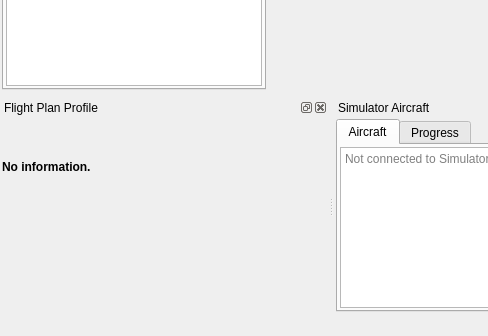
Qt form src/gui/mainwindow.ui (albar965/littlenavmap) before a commit; both pictures show x 0 to 488 and y 432 to 768 of the 1280 by 768 pixel window.
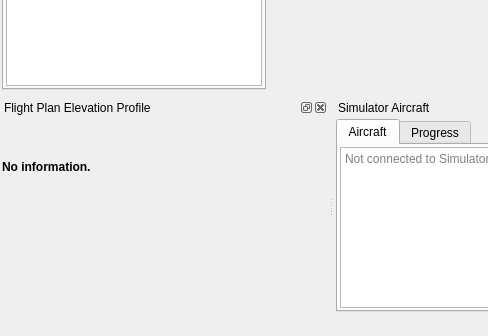
The same form after that commit. Icons and pictures are not drawn.

The edit to the form file:
```diff
--- a/src/gui/mainwindow.ui
+++ b/src/gui/mainwindow.ui
@@ -2510,7 +2510,7 @@
     <set>QDockWidget::AllDockWidgetFeatures</set>
    </property>
    <property name="windowTitle">
-    <string>Flight Plan Profile</string>
+    <string>Flight Plan Elevation Profile</string>
    </property>
    <attribute name="dockWidgetArea">
     <number>8</number>
```
Left out of the diff: 2 changed lines with no effect on the pictures.
